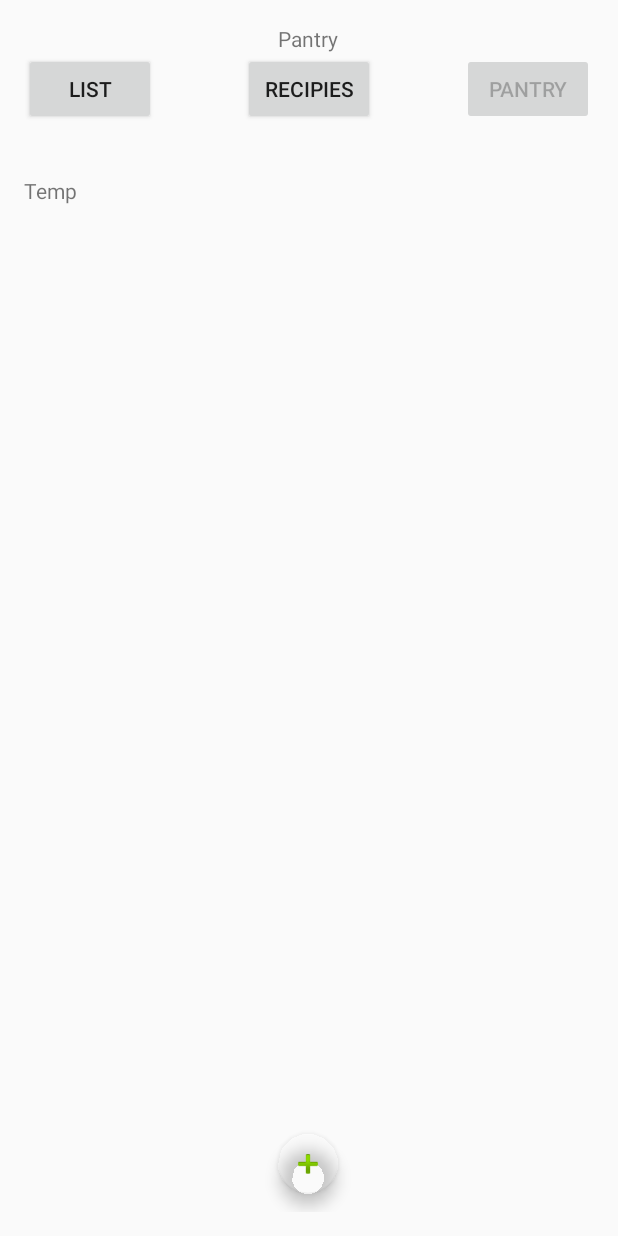
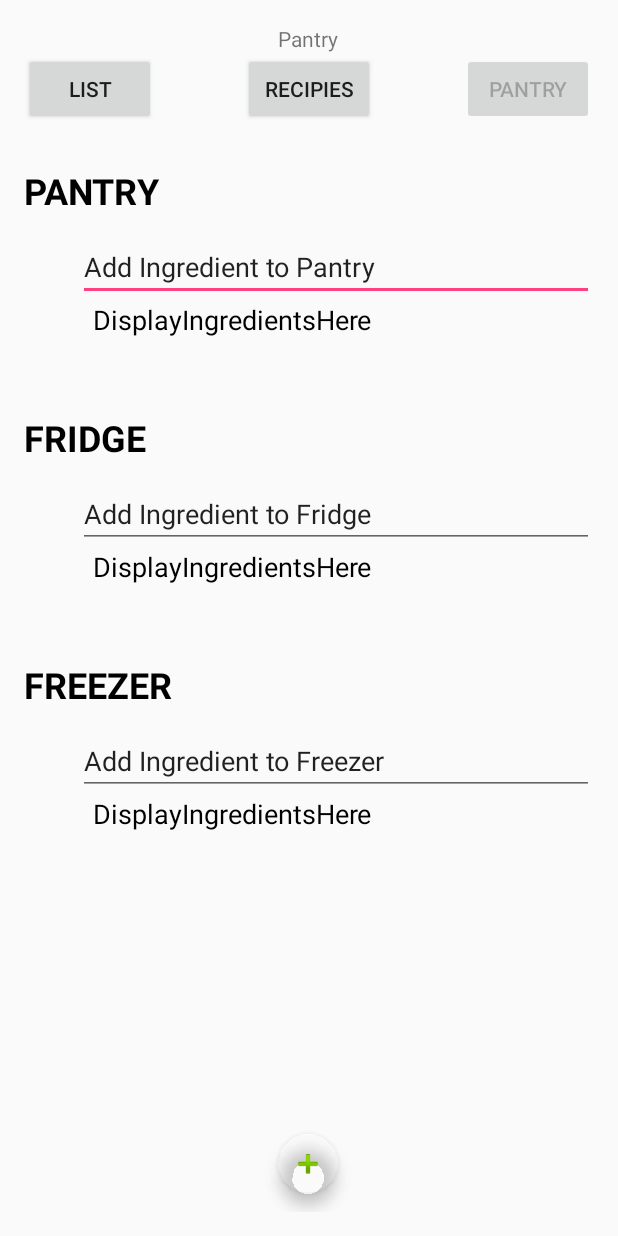
Before and after one commit to pdorton/Pantry-Alchemy, an Android app: the Tab2Pantry screen opened directly, with no data from a screen before it, on a phone screen of 412 x 824 dp. Run offline under Robolectric (Android 15) with nearby library versions, the phone set to English and light mode, and no system bars.

Commit message:
Adds Layout to Pantry Tab

```diff
--- a/PantryAlchemy/app/src/main/java/com/thealchemists/pantryalchemy/Tab2Pantry.java
+++ b/PantryAlchemy/app/src/main/java/com/thealchemists/pantryalchemy/Tab2Pantry.java
@@ -55,18 +55,18 @@ public class Tab2Pantry extends Activity implements AdapterView.OnItemSelectedLi
         //debug
         //Log.i("checking", "all ingredients there if there are " +ingredientList.size() );
 
-
-        FloatingActionButton addToPantry = (FloatingActionButton) findViewById(R.id.pantryAddIngredientButton);
-        final Spinner pantryIngredientListSpinner = (Spinner) findViewById(R.id.ingredientAdderSpinner);
-
-        //TODO:DATABASE: NEED TO PUT CODE HERE TO INSERT ALL THE INGREDIENTS FROM THE SQL CALL
-
-
-        ArrayAdapter<String> dataAdapter = new ArrayAdapter<String>(this, android.R.layout.simple_spinner_item, ingredientList);
-
-        final EditText pantryIngredientList = (EditText) findViewById(R.id.pantryIngredientDisplay);
-        dataAdapter.setDropDownViewResource(android.R.layout.simple_spinner_dropdown_item);
-        pantryIngredientListSpinner.setAdapter(dataAdapter);
+//
+//        FloatingActionButton addToPantry = (FloatingActionButton) findViewById(R.id.pantryAddIngredientButton);
+//        final Spinner pantryIngredientListSpinner = (Spinner) findViewById(R.id.ingredientAdderSpinner);
+//
+//        //TODO:DATABASE: NEED TO PUT CODE HERE TO INSERT ALL THE INGREDIENTS FROM THE SQL CALL
+//
+//
+//        ArrayAdapter<String> dataAdapter = new ArrayAdapter<String>(this, android.R.layout.simple_spinner_item, ingredientList);
+//
+//        final EditText pantryIngredientList = (EditText) findViewById(R.id.pantryIngredientDisplay);
+//        dataAdapter.setDropDownViewResource(android.R.layout.simple_spinner_dropdown_item);
+//        pantryIngredientListSpinner.setAdapter(dataAdapter);
 
 
         /*pantryIngredientListSpinner.setOnItemClickListener(new AdapterView.OnItemClickListener() {
@@ -77,16 +77,16 @@ public class Tab2Pantry extends Activity implements AdapterView.OnItemSelectedLi
                 pantryIngredientList.append(ingredientToAddToPantry);
             }
         });*/
-
-        addToPantry.setOnClickListener(new View.OnClickListener() {
-            @Override
-            public void onClick(View v) {
-
-
-                pantryIngredientListSpinner.setVisibility(View.VISIBLE);
-
-            }
-        });
+//
+//        addToPantry.setOnClickListener(new View.OnClickListener() {
+//            @Override
+//            public void onClick(View v) {
+//
+//
+//                pantryIngredientListSpinner.setVisibility(View.VISIBLE);
+//
+//            }
+//        });
 
 
 
--- a/PantryAlchemy/app/src/main/res/layout/tab1list.xml
+++ b/PantryAlchemy/app/src/main/res/layout/tab1list.xml
@@ -24,6 +24,7 @@
         android:layout_alignParentLeft="true"
         android:layout_alignParentStart="true"
         android:layout_alignParentTop="true"
+        android:elevation="0dp"
         android:enabled="false"
         android:text="List" />
 
--- a/PantryAlchemy/app/src/main/res/layout/tab2pantry.xml
+++ b/PantryAlchemy/app/src/main/res/layout/tab2pantry.xml
@@ -60,24 +60,141 @@
 
         />
 
-    <Spinner
-        android:id="@+id/ingredientAdderSpinner"
+    <TextView
+        android:id="@+id/pantryCategoryHeaderPantry"
         android:layout_width="match_parent"
         android:layout_height="wrap_content"
-        android:layout_above="@+id/pantryAddIngredientButton"
-        android:layout_marginBottom="85dp"
-        android:visibility="invisible"
+        android:layout_alignParentEnd="true"
         android:layout_alignParentLeft="true"
-        android:layout_alignParentStart="true" />
+        android:layout_alignParentRight="true"
+        android:layout_alignParentStart="true"
+        android:layout_below="@+id/pantryListButton"
+        android:layout_marginTop="27dp"
+        android:contentDescription="Category Header for Pantry"
+        android:text="PANTRY"
+        android:textAlignment="viewStart"
+        android:textColor="@android:color/black"
+        android:textSize="24sp"
+        android:textStyle="bold"
+        tools:text="PANTRY" />
 
     <TextView
-        android:id="@+id/pantryIngredientDisplay"
+        android:id="@+id/pantryCategoryHeaderFridge"
         android:layout_width="match_parent"
-        android:layout_height="match_parent"
-        android:layout_below="@+id/pantryRecipesButton"
-        android:layout_centerHorizontal="true"
-        android:layout_marginTop="34dp"
-        android:text="Temp"
-        android:visibility="visible" />
+        android:layout_height="wrap_content"
+        android:layout_alignParentLeft="true"
+        android:layout_alignParentStart="true"
+        android:layout_below="@+id/pantryIngredientDisplayPantry"
+        android:layout_marginTop="50dp"
+        android:contentDescription="Category Header for Fridge Ingredients"
+        android:text="FRIDGE"
+        android:textColor="@android:color/black"
+        android:textSize="24sp"
+        android:textStyle="bold"
+        tools:text="FRIDGE" />
+
+    <TextView
+        android:id="@+id/pantryCategoryHeaderFreezer"
+        android:layout_width="match_parent"
+        android:layout_height="wrap_content"
+        android:layout_alignParentLeft="true"
+        android:layout_alignParentStart="true"
+        android:layout_below="@+id/pantryIngredientDisplayFridge"
+        android:layout_marginTop="50dp"
+        android:contentDescription="Category Header for Fridge Ingredients"
+        android:text="FREEZER"
+        android:textColor="@android:color/black"
+        android:textSize="24sp"
+        android:textStyle="bold"
+        tools:text="FREEZER" />
+
+    <EditText
+        android:id="@+id/pantryInsertIngredientPantry"
+        android:layout_width="wrap_content"
+        android:layout_height="wrap_content"
+        android:layout_alignParentEnd="true"
+        android:layout_alignParentLeft="true"
+        android:layout_alignParentRight="true"
+        android:layout_alignParentStart="true"
+        android:layout_below="@+id/pantryCategoryHeaderPantry"
+        android:layout_marginLeft="36dp"
+        android:layout_marginStart="36dp"
+        android:layout_marginTop="12dp"
+        android:contentDescription="Field for ingredient insertion"
+        android:ems="10"
+        android:hint="Insert New Pantry Ingredient"
+        android:inputType="text"
+        android:singleLine="true"
+        android:text="Add Ingredient to Pantry"
+        tools:text="Add Ingredient to Pantry" />
+
+    <TextView
+        android:id="@+id/pantryIngredientDisplayPantry"
+        android:layout_width="wrap_content"
+        android:layout_height="wrap_content"
+        android:layout_alignLeft="@+id/pantryInsertIngredientPantry"
+        android:layout_alignStart="@+id/pantryInsertIngredientPantry"
+        android:layout_below="@+id/pantryInsertIngredientPantry"
+        android:layout_marginLeft="10dp"
+        android:layout_marginStart="10dp"
+        android:contentDescription="Displays Ingredients in Pantry"
+        android:text="DisplayIngredientsHere"
+        android:textAlignment="viewStart"
+        android:textColor="@android:color/black"
+        android:textSize="18sp"
+        tools:text="DisplayIngredientsHere" />
+
+    <EditText
+        android:id="@+id/editText2"
+        android:layout_width="match_parent"
+        android:layout_height="wrap_content"
+        android:layout_alignLeft="@+id/pantryInsertIngredientPantry"
+        android:layout_alignStart="@+id/pantryInsertIngredientPantry"
+        android:layout_below="@+id/pantryCategoryHeaderFridge"
+        android:layout_marginTop="12dp"
+        android:contentDescription="Field for ingredient insertion"
+        android:ems="10"
+        android:inputType="text"
+        android:text="Add Ingredient to Fridge"
+        tools:text="Add Ingredient to Fridge" />
+
+    <TextView
+        android:id="@+id/pantryIngredientDisplayFridge"
+        android:layout_width="wrap_content"
+        android:layout_height="wrap_content"
+        android:contentDescription="DisplayIngredientsHere"
+        android:text="DisplayIngredientsHere"
+        android:textColor="@android:color/black"
+        android:textSize="18sp"
+        tools:text="DisplayIngredientsHere"
+        android:layout_below="@+id/editText2"
+        android:layout_alignLeft="@+id/pantryIngredientDisplayFreezer"
+        android:layout_alignStart="@+id/pantryIngredientDisplayFreezer" />
+
+    <EditText
+        android:id="@+id/editText4"
+        android:layout_width="match_parent"
+        android:layout_height="wrap_content"
+        android:layout_alignLeft="@+id/editText2"
+        android:layout_alignStart="@+id/editText2"
+        android:layout_below="@+id/pantryCategoryHeaderFreezer"
+        android:layout_marginTop="12dp"
+        android:contentDescription="Field for ingredient insertion"
+        android:ems="10"
+        android:inputType="text"
+        android:text="Add Ingredient to Freezer"
+        tools:text="Add Ingredient to Freezer" />
+
+    <TextView
+        android:id="@+id/pantryIngredientDisplayFreezer"
+        android:layout_width="match_parent"
+        android:layout_height="wrap_content"
+        android:text="DisplayIngredientsHere"
+        android:textColor="@android:color/black"
+        android:textSize="18sp"
+        tools:text="DisplayIngredientsHere"
+        android:layout_below="@+id/editText4"
+        android:layout_alignLeft="@+id/pantryIngredientDisplayPantry"
+        android:layout_alignStart="@+id/pantryIngredientDisplayPantry" />
 
 </RelativeLayout>
```
